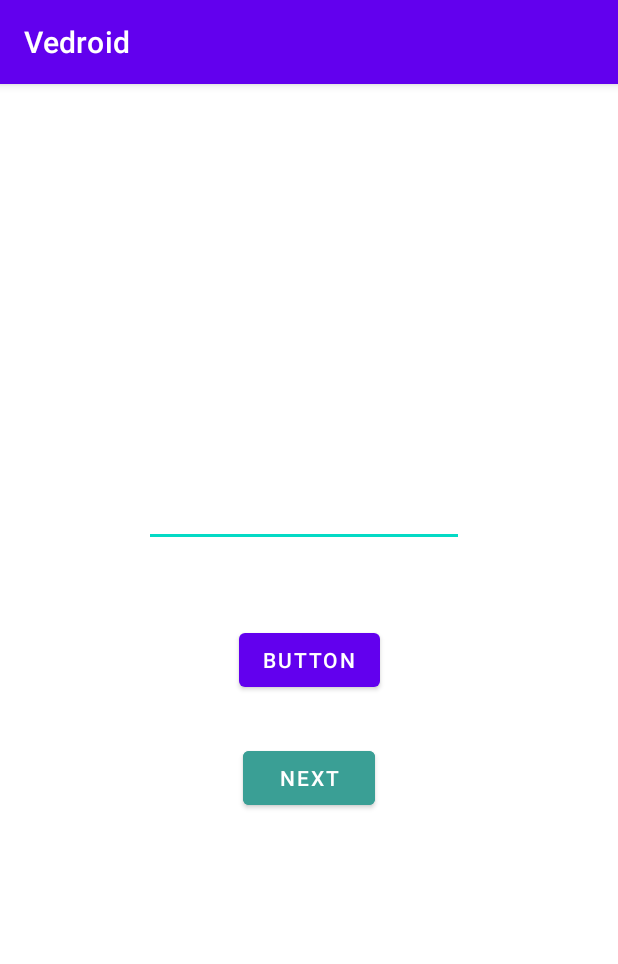
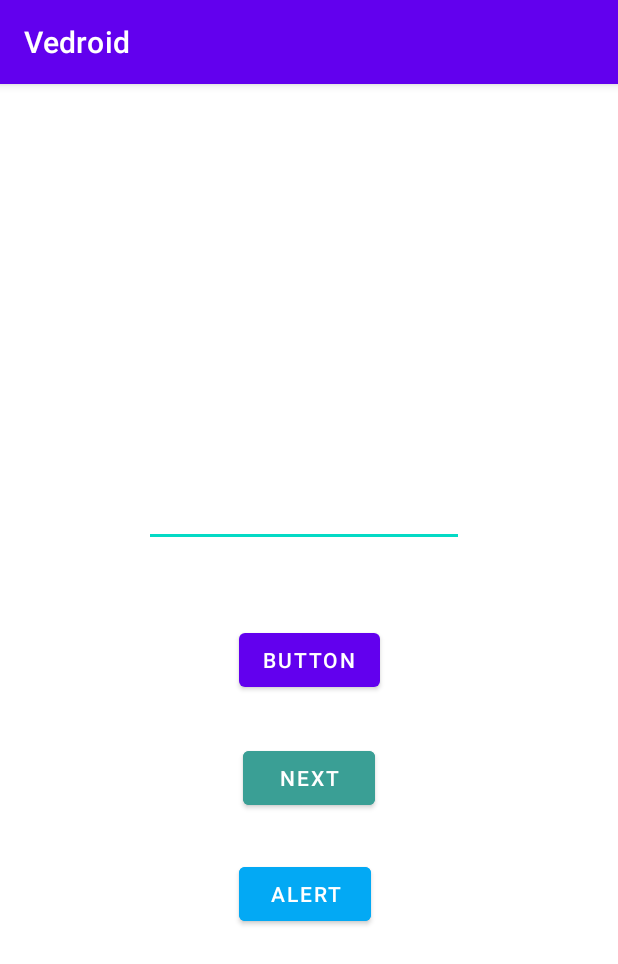
Before and after one commit to SamuilOlegovich/Vedroid, an Android app: the screen it shows after launch (MainActivity), on a phone screen of 412 x 824 dp. Shown: the top 964 px of the screen. Run offline under Robolectric (Android 15) with nearby library versions, the phone set to English and light mode, and no system bars.

```diff
--- a/app/src/main/java/com/vedroid/MainActivity.java
+++ b/app/src/main/java/com/vedroid/MainActivity.java
@@ -15,7 +15,7 @@
 
 
 public class MainActivity extends AppCompatActivity {
-    private Button  button, nextButton;
+    private Button  button, nextButton, alert;
     private EditText password;
 
 
@@ -35,6 +35,7 @@
         // находим и назначаем поле
         password = (EditText) findViewById(R.id.editTextPassword);
         // находим и назначаем кнопку
+        alert = (Button) findViewById(R.id.alert);
         button = (Button) findViewById(R.id.button);
         nextButton = (Button) findViewById(R.id.nextButton);
 
@@ -73,6 +74,15 @@
                     }
                 }
         );
+        alert.setOnClickListener(
+                new View.OnClickListener() {
+                    @Override
+                    public void onClick(View v) {
+
+
+                    }
+                }
+        );
     }
 
 
--- a/app/src/main/res/layout/activity_main.xml
+++ b/app/src/main/res/layout/activity_main.xml
@@ -17,6 +17,19 @@
         app:layout_constraintStart_toStartOf="parent"
         app:layout_constraintTop_toTopOf="parent"
         app:layout_constraintVertical_bias="0.609" />
+
+    <Button
+        android:id="@+id/alert"
+        android:layout_width="wrap_content"
+        android:layout_height="wrap_content"
+        android:backgroundTint="#03A9F4"
+        android:text="ALERT"
+        app:layout_constraintBottom_toBottomOf="parent"
+        app:layout_constraintEnd_toEndOf="parent"
+        app:layout_constraintHorizontal_bias="0.492"
+        app:layout_constraintStart_toStartOf="parent"
+        app:layout_constraintTop_toTopOf="parent"
+        app:layout_constraintVertical_bias="0.717" />
 
     <Button
         android:id="@+id/button"
```
